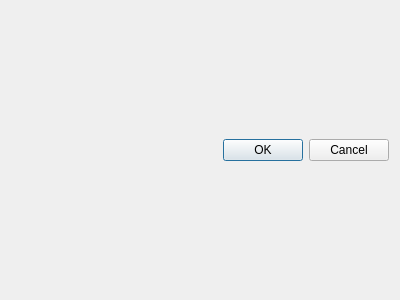
V6lhost/pardus-swap-manager, file ui/checkConfiguration.ui: the form before one commit.
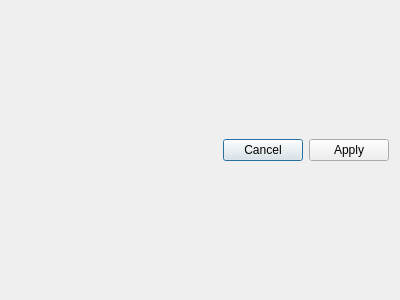
The form after the commit.

Commit message: configurationcheckdialog: applybutton: add applybutton and connect it to apply_configuration function

What changed in the file:
```diff
--- a/ui/checkConfiguration.ui
+++ b/ui/checkConfiguration.ui
@@ -29,7 +29,7 @@
       <enum>Qt::Orientation::Horizontal</enum>
      </property>
      <property name="standardButtons">
-      <set>QDialogButtonBox::StandardButton::Cancel|QDialogButtonBox::StandardButton::Ok</set>
+      <set>QDialogButtonBox::StandardButton::Apply|QDialogButtonBox::StandardButton::Cancel</set>
      </property>
     </widget>
    </item>
```
The commit also changes 1 other file.
